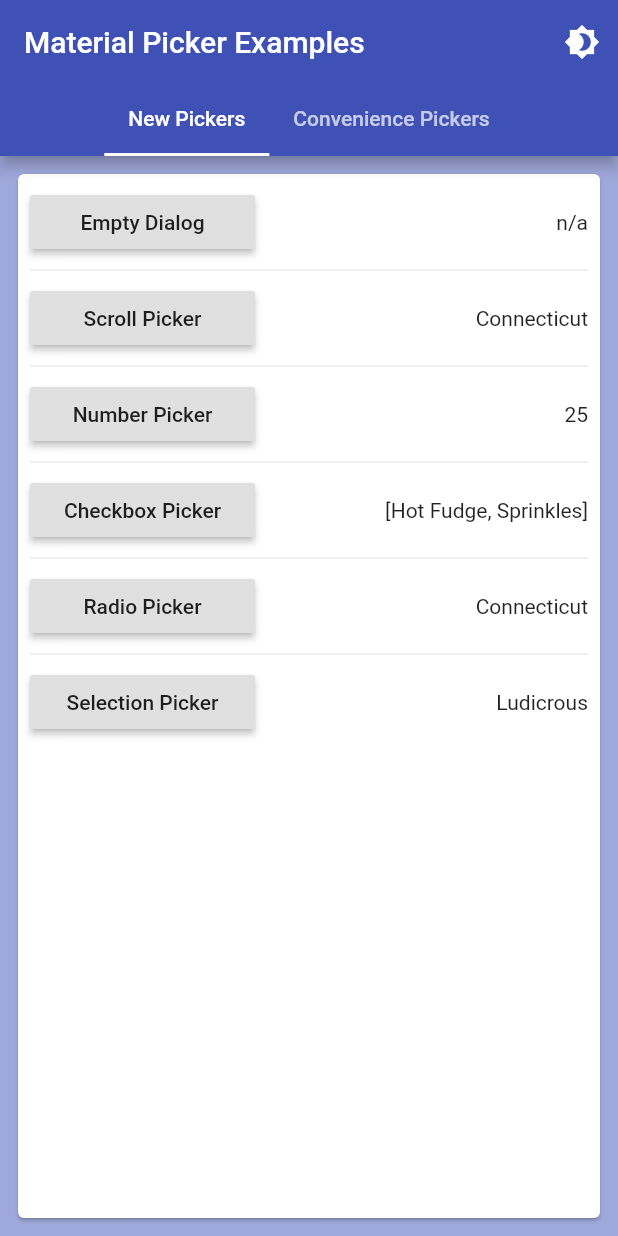
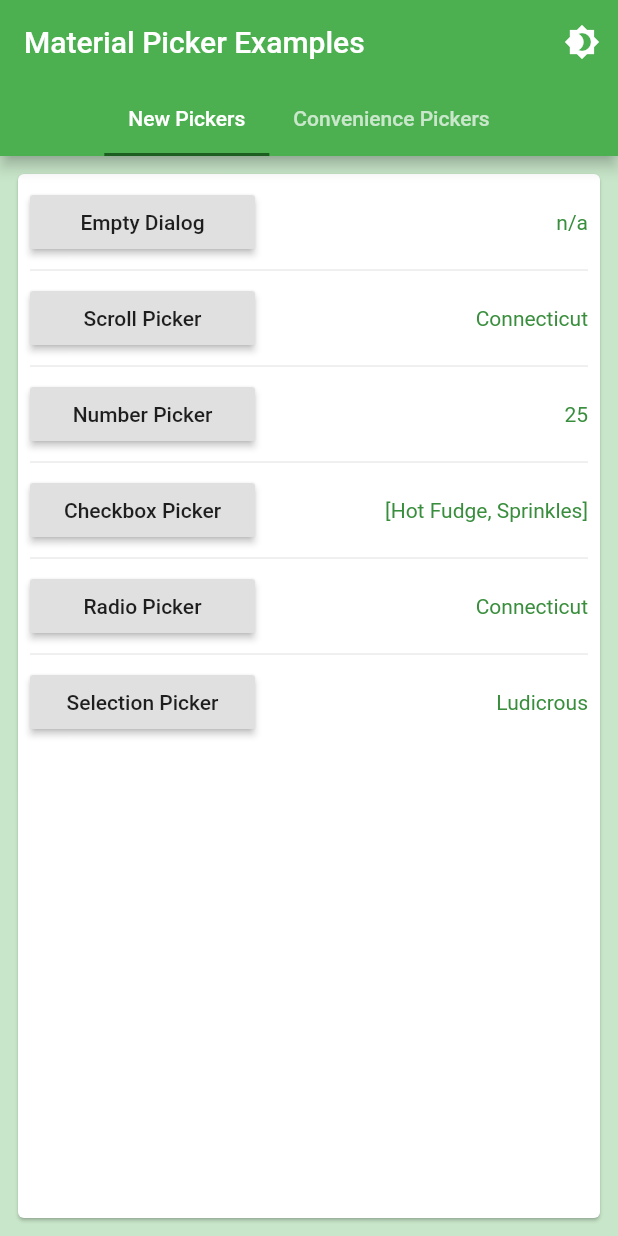
Before and after one commit to codegrue/flutter_material_pickers, a Flutter app: the screen it shows after launch, on a phone screen of 412 x 824 dp. Run offline on Flutter 3.47's test engine with Material 2 defaults, Android fonts, the phone set to English and light mode, and no system bars; our stand-ins replace dynamic_theme, flutter_colorpicker; missing offline and left inert: file_picker_cross, shared_preferences_web.

Commit message:
added hide buttons feature

```diff
--- a/example/lib/main.dart
+++ b/example/lib/main.dart
@@ -11,37 +11,9 @@ void main() => runApp(MyApp());
 class MyApp extends StatelessWidget {
   @override
   Widget build(BuildContext context) {
-    // var theme = ThemeData();
-    // theme = theme.copyWith(
-    //   primaryColor: Colors.green, // background color of the header area
-    //   accentColor: Colors.green[900], // color of selected controls and button bar text
-    //   dialogBackgroundColor: Colors.green[100], // background color of the entire dialog
-    //   primaryTextTheme: theme.primaryTextTheme.copyWith(
-    //     title: theme.primaryTextTheme.title.copyWith(
-    //       color: Colors.lightGreen[50], // text color of the header area
-    //     ),
-    //   ),
-    //   textTheme: theme.textTheme.copyWith(
-    //     body1: theme.textTheme.body1.copyWith(
-    //       color: Colors.green[700], // text color of dialog text
-    //     ),
-    //     button: theme.textTheme.button.copyWith(
-    //       color: Colors.green[700], // text color of the action bar buttons
-    //     ),
-    //   ),
-    // );
-    // return MaterialApp(
-    //   title: 'Material Picker Examples',
-    //   theme: theme,
-    //   home: TestPage(),
-    // );
-
     return DynamicTheme(
       defaultBrightness: Brightness.light,
-      data: (brightness) => ThemeData(
-        primarySwatch: Colors.indigo,
-        brightness: brightness,
-      ),
+      data: _buildTheme,
       themedWidgetBuilder: (context, theme) {
         return MaterialApp(
           title: 'Material Picker Examples',
@@ -51,6 +23,39 @@ class MyApp extends StatelessWidget {
       },
     );
   }
+}
+
+ThemeData _buildTheme(Brightness brightness) {
+  var theme = ThemeData(
+    primarySwatch: Colors.indigo,
+    brightness: brightness,
+  );
+
+  if (brightness == Brightness.light) {
+    theme = theme.copyWith(
+      primaryColor: Colors.green, // background color of the header area
+      backgroundColor: Colors.green[100], // app background color
+      accentColor:
+          Colors.green[900], // color of selected controls and button bar text
+      dialogBackgroundColor:
+          Colors.green[100], // background color of the entire dialog
+      primaryTextTheme: theme.primaryTextTheme.copyWith(
+        headline6: theme.primaryTextTheme.headline6.copyWith(
+          color: Colors.lightGreen[50], // text color of the header area
+        ),
+      ),
+      textTheme: theme.textTheme.copyWith(
+        bodyText2: theme.textTheme.bodyText2.copyWith(
+          color: Colors.green[700], // text color of dialog text
+        ),
+        button: theme.textTheme.button.copyWith(
+          color: Colors.green[700], // text color of the action bar buttons
+        ),
+      ),
+    );
+  }
+
+  return theme;
 }
 
 class TestPage extends StatefulWidget {
@@ -150,14 +155,30 @@ class _TestPageState extends State<TestPage> {
             child: Text("Empty Dialog"),
             onPressed: () => showMaterialResponsiveDialog(
               context: context,
+              hideButtons: true,
               child: Center(
                 child: Container(
                   padding: EdgeInsets.all(30.0),
-                  child: Text(
-                    "This is the base dialog widget for the pickers. Unlike the off-the-shelf Dialog widget, it handles landscape orientations. You may place any content here you desire.",
-                    style: TextStyle(
-                      fontSize: 20.0,
-                      fontStyle: FontStyle.italic,
+                  child: RichText(
+                    textAlign: TextAlign.center,
+                    text: TextSpan(
+                      text:
+                          "This is the base dialog widget for the pickers. Unlike the off-the-shelf Dialog widget, it handles landscape orientations. You may place any content here you desire.",
+                      style: TextStyle(
+                        color: Colors.black,
+                        fontSize: 16.0,
+                        fontWeight: FontWeight.w700,
+                      ),
+                      children: <TextSpan>[
+                        TextSpan(text: "\n\n"),
+                        TextSpan(
+                            text:
+                                "This example has the button bar hidden, so you dismiss it by clicking outside the window.",
+                            style: TextStyle(
+                                fontStyle: FontStyle.italic,
+                                fontWeight: FontWeight.w300)),
+                        //TextSpan(text: 'your text',style: TextStyle(color: Colors.redAccent,fontSize: 38))
+                      ],
                     ),
                   ),
                 ),
--- a/lib/dialogs/responsive_dialog.dart
+++ b/lib/dialogs/responsive_dialog.dart
@@ -21,6 +21,7 @@ class ResponsiveDialog extends StatefulWidget {
     this.forcePortrait = false,
     double maxLongSide,
     double maxShortSide,
+    this.hideButtons = false,
     this.okPressed,
     this.cancelPressed,
   })  : title = title ?? "Title Here",
@@ -39,6 +40,7 @@ class ResponsiveDialog extends StatefulWidget {
   final Color buttonTextColor;
   final double maxLongSide;
   final double maxShortSide;
+  final bool hideButtons;
 
   // Events
   final VoidCallback cancelPressed;
@@ -77,6 +79,8 @@ class _ResponsiveDialogState extends State<ResponsiveDialog> {
   }
 
   Widget actionBar(BuildContext context) {
+    if (widget.hideButtons) return Container();
+
     var localizations = MaterialLocalizations.of(context);
 
     return Container(
--- a/lib/helpers/show_responsive_dialog.dart
+++ b/lib/helpers/show_responsive_dialog.dart
@@ -15,10 +15,12 @@ void showMaterialResponsiveDialog({
   Color buttonTextColor,
   double maxLongSide,
   double maxShortSide,
+  bool hideButtons = false,
   ValueChanged<List<String>> onChanged,
 }) {
   showDialog<List<String>>(
     context: context,
+    barrierDismissible: hideButtons,
     builder: (BuildContext context) {
       return ResponsiveDialog(
         context: context,
@@ -29,6 +31,7 @@ void showMaterialResponsiveDialog({
         buttonTextColor: buttonTextColor,
         maxLongSide: maxLongSide,
         maxShortSide: maxLongSide,
+        hideButtons: hideButtons,
         child: child,
       );
     },
--- a/pubspec.yaml
+++ b/pubspec.yaml
@@ -1,6 +1,6 @@
 name: flutter_material_pickers
 description: A flutter package for easily and consistently showing material themed picker dialogs.
-version: 1.5.3
+version: 1.5.4
 homepage: https://github.com/codegrue/flutter_material_pickers
 
 dependencies:
```
Also changed, not shown: 2 other files.
